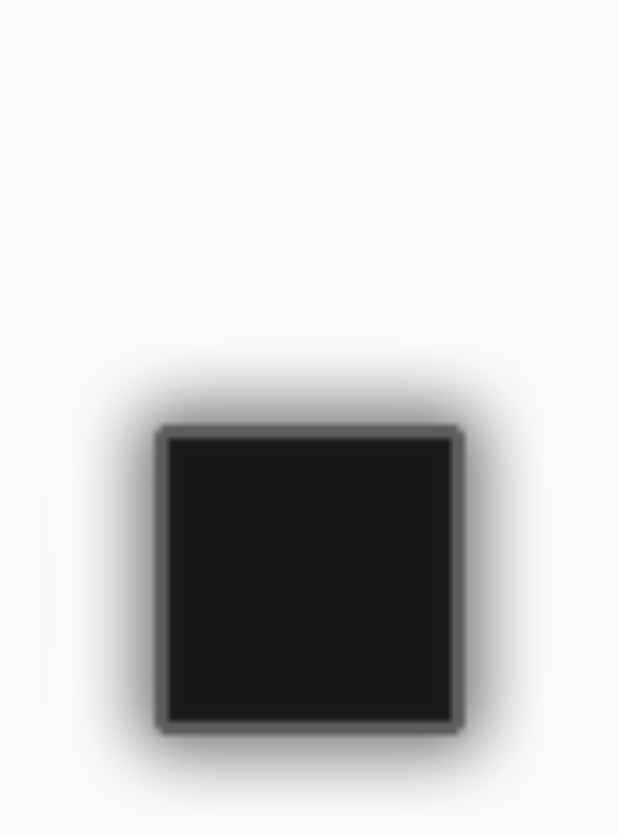
After one commit to snnshn96/SimplePhotoAlbum, an Android app: the layout activity_slideshow.xml on its own in the app's theme, with its tools: preview values and no code run, on a phone screen of 412 x 824 dp. The commit adds this screen. Shown: the top 835 px of the screen. Run offline under Robolectric (Android 15) with nearby library versions, the phone set to English and light mode, and no system bars.

Commit message:
partially done with slideshow. waiting on photolistadapter for testing

```diff
--- a/app/src/main/AndroidManifest.xml
+++ b/app/src/main/AndroidManifest.xml
@@ -17,6 +17,7 @@
             </intent-filter>
         </activity>
         <activity android:name=".AlbumActivity" />
+        <activity android:name=".SlideshowActivity"></activity>
     </application>
 
 </manifest>
--- a/app/src/main/java/cs/rutgers/edu/android96/MainActivity.java
+++ b/app/src/main/java/cs/rutgers/edu/android96/MainActivity.java
@@ -235,6 +235,9 @@ public class MainActivity extends AppCompatActivity {
     public void openAlbum(int position){
         Toast.makeText(context, " Open "  + position, Toast.LENGTH_LONG).show();
         Intent myIntent = new Intent(MainActivity.this, AlbumActivity.class);
+//        Bundle bundle = new Bundle();
+//        bundle.putInt("album position", position);
+//        myIntent.putExtras(bundle);
         startActivity(myIntent);
 
     }
--- /dev/null
+++ b/app/src/main/res/layout/activity_slideshow.xml
@@ -0,0 +1,23 @@
+<?xml version="1.0" encoding="utf-8"?>
+<android.support.constraint.ConstraintLayout xmlns:android="http://schemas.android.com/apk/res/android"
+    xmlns:app="http://schemas.android.com/apk/res-auto"
+    xmlns:tools="http://schemas.android.com/tools"
+    android:layout_width="match_parent"
+    android:layout_height="match_parent"
+    tools:context=".SlideshowActivity">
+
+    <ImageView
+        android:id="@+id/slideshowView"
+        android:layout_width="358dp"
+        android:layout_height="473dp"
+        android:layout_marginBottom="57dp"
+        android:layout_marginEnd="16dp"
+        android:layout_marginStart="16dp"
+        android:layout_marginTop="43dp"
+        app:layout_constraintBottom_toBottomOf="parent"
+        app:layout_constraintEnd_toEndOf="parent"
+        app:layout_constraintStart_toStartOf="parent"
+        app:layout_constraintTop_toTopOf="parent"
+        app:srcCompat="@android:drawable/alert_dark_frame" />
+
+</android.support.constraint.ConstraintLayout>
```
Also changed, not shown: app/src/main/java/cs/rutgers/edu/android96/AlbumActivity.java (+16 -1 lines), app/src/main/java/cs/rutgers/edu/android96/SlideshowActivity.java (added, +92 -0 lines).
